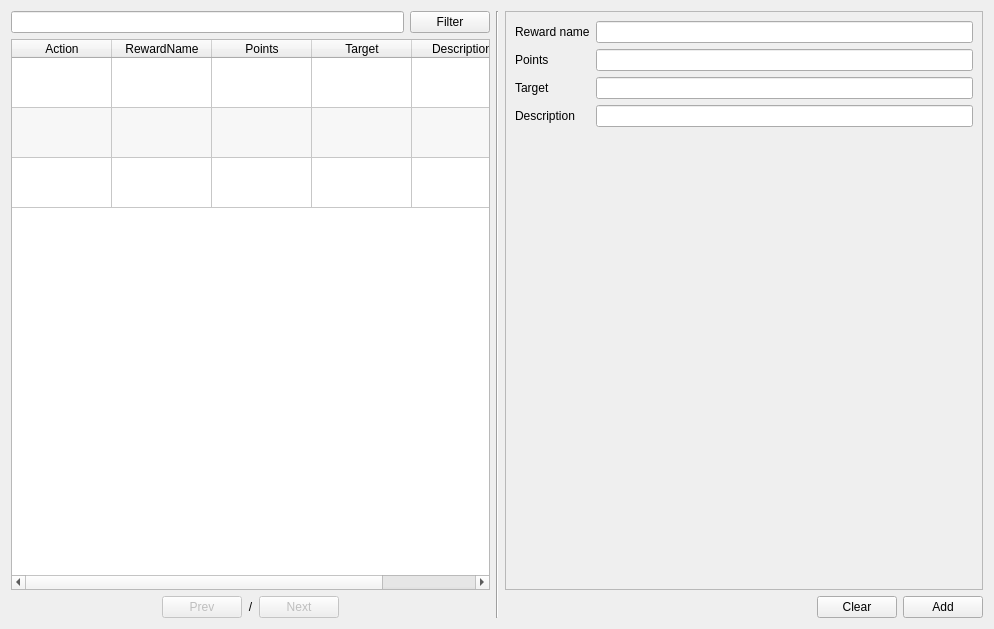
Above: app/views/templates/ManageReward.ui from rondalefloyd/mts-pos before the change. Below: the same form after it.
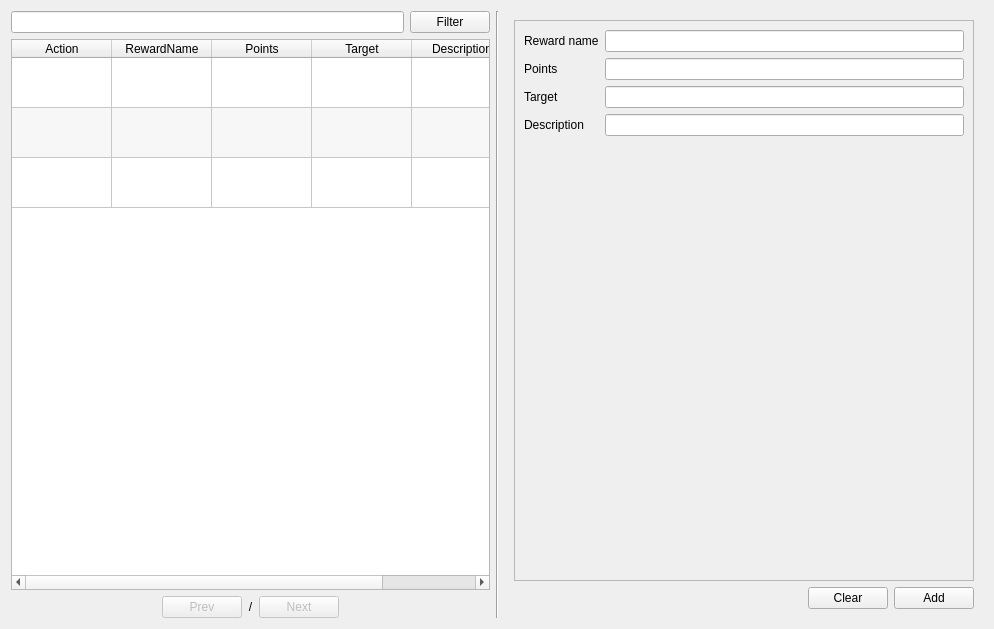
That is the form after the change.

The edit to the form file:
```diff
--- a/app/views/templates/ManageReward.ui
+++ b/app/views/templates/ManageReward.ui
@@ -179,6 +179,13 @@
     </widget>
    </item>
    <item>
+    <widget class="QFrame" name="">
+     <property name="maximumSize">
+      <size>
+       <width>500</width>
+       <height>16777215</height>
+      </size>
+     </property>
     <layout class="QVBoxLayout" name="verticalLayout_2">
      <item>
       <widget class="QScrollArea" name="scrollArea">
@@ -279,6 +286,7 @@
       </layout>
      </item>
     </layout>
+    </widget>
    </item>
   </layout>
  </widget>
```
Lines whose indentation alone changed are shown as unchanged.
